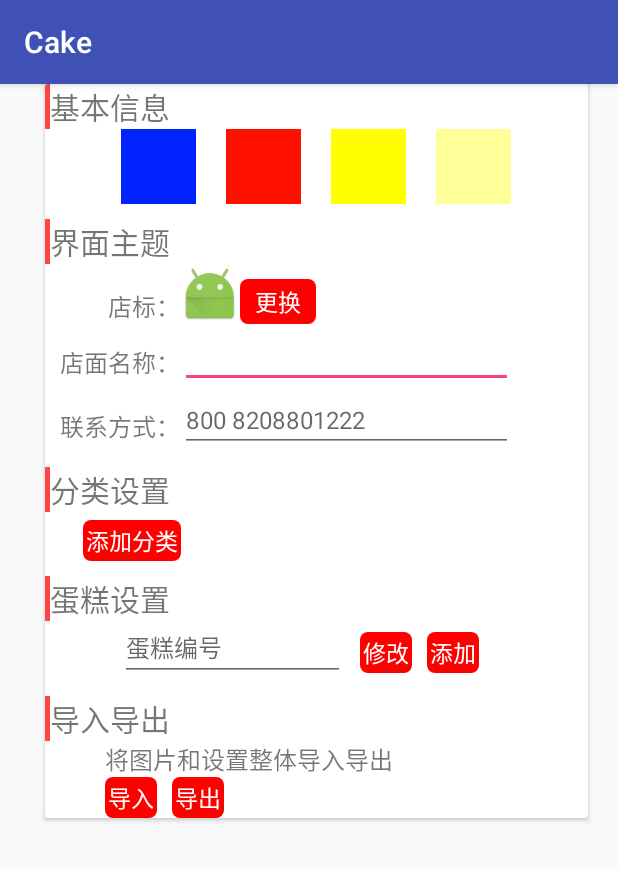
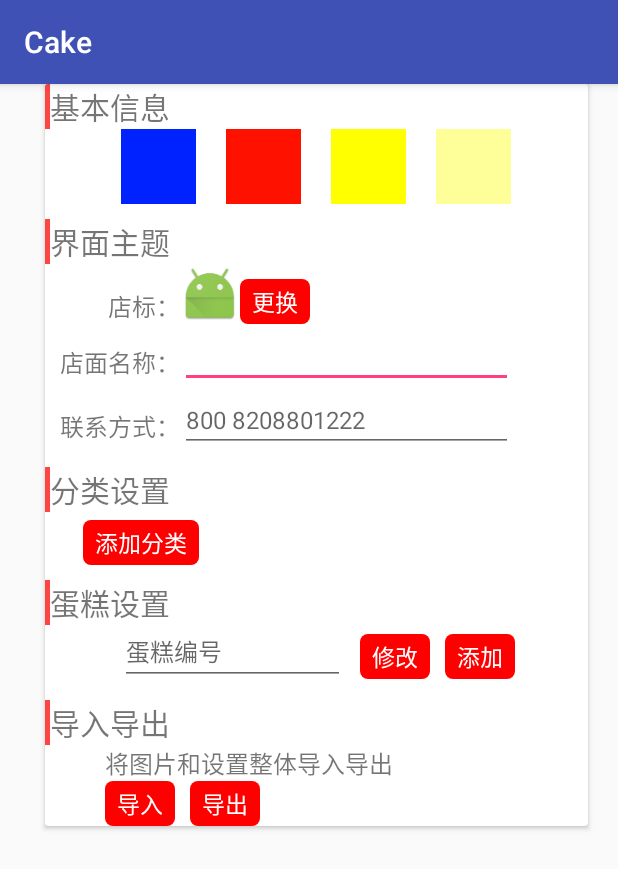
Before and after one commit to zoulux/Cake, an Android app: the screen it shows after launch (SettingActivity), on a phone screen of 412 x 824 dp. Shown: the top 869 px of the screen. Run offline under Robolectric (Android 15) with nearby library versions, the phone set to English and light mode, and no system bars; libraries missing offline, so code that uses them is left out: com.j256.ormlite, com.nostra13.universalimageloader, me.drakeet.materialdialog; 8 statements that could not run were skipped.

```diff
--- a/app/src/main/AndroidManifest.xml
+++ b/app/src/main/AndroidManifest.xml
@@ -1,6 +1,8 @@
 <?xml version="1.0" encoding="utf-8"?>
 <manifest xmlns:android="http://schemas.android.com/apk/res/android"
     package="com.pentakill.cake">
+    <uses-permission android:name="android.permission.CAMERA"/>
+    <uses-permission android:name="android.permission.WRITE_EXTERNAL_STORAGE"/>
 
     <application
         android:name=".app.App"
--- a/app/src/main/java/com/pentakill/cake/common/listener/PopupListener.java
+++ b/app/src/main/java/com/pentakill/cake/common/listener/PopupListener.java
@@ -4,8 +4,8 @@ package com.pentakill.cake.common.listener;
  * Created by zoulux on 2016-02-16  22:33.
  */
 public interface PopupListener {
-    void onSelectByAlbum();
+    void onSelectFromAlbum();
 
-    void onSelectByCamera();
+    void onSelectFromCamera();
 
 }
--- a/app/src/main/java/com/pentakill/cake/ui/widget/SelectPicPW.java
+++ b/app/src/main/java/com/pentakill/cake/ui/widget/SelectPicPW.java
@@ -62,10 +62,10 @@ public class SelectPicPW extends PopupWindow implements View.OnClickListener, Po
         if (listener != null)
             switch (v.getId()) {
                 case R.id.tv_select_album:
-                    listener.onSelectByAlbum();
+                    listener.onSelectFromAlbum();
                     break;
                 case R.id.tv_select_camera:
-                    listener.onSelectByCamera();
+                    listener.onSelectFromCamera();
                     break;
 
             }
--- a/app/src/main/res/layout/activity_setting.xml
+++ b/app/src/main/res/layout/activity_setting.xml
@@ -117,24 +117,19 @@
                             android:orientation="horizontal">
 
                             <ImageView
+                                android:id="@+id/iv_shop_icon"
                                 android:layout_width="40dp"
                                 android:layout_height="40dp"
                                 android:src="@mipmap/ic_launcher" />
 
                             <TextView
                                 android:id="@+id/tv_set_shop_icon"
+                                style="@style/btStyle"
                                 android:layout_width="wrap_content"
                                 android:layout_height="wrap_content"
                                 android:layout_gravity="bottom"
                                 android:background="@drawable/text_bg"
-                                android:gravity="right|bottom"
-                                android:paddingBottom="3dp"
-                                android:paddingLeft="10dp"
-                                android:paddingRight="10dp"
-                                android:paddingTop="3dp"
-                                android:text="更换"
-                                android:textColor="#fff"
-                                android:textSize="@dimen/setting_button_text_size" />
+                                android:text="更换" />
 
                         </LinearLayout>
                     </LinearLayout>
@@ -230,12 +225,9 @@
                     android:layout_height="wrap_content"
                     android:layout_marginLeft="25dp"
                     android:layout_marginTop="5dp"
-                    android:background="@drawable/text_bg"
-                    android:gravity="center"
-                    android:padding="2dp"
                     android:text="添加分类"
-                    android:textColor="#fff"
-                    android:textSize="@dimen/setting_button_text_size" />
+                    style="@style/btStyle"
+                    />
 
                 <LinearLayout
                     android:layout_width="match_parent"
@@ -271,23 +263,17 @@
                         android:layout_width="wrap_content"
                         android:layout_height="wrap_content"
                         android:layout_marginLeft="10dp"
-                        android:background="@drawable/text_bg"
-                        android:gravity="center"
-                        android:padding="2dp"
                         android:text="修改"
-                        android:textColor="#fff"
-                        android:textSize="@dimen/setting_button_text_size" />
+                        style="@style/btStyle"
+                     />
 
                     <TextView
                         android:layout_width="wrap_content"
                         android:layout_height="wrap_content"
                         android:layout_marginLeft="10dp"
-                        android:background="@drawable/text_bg"
-                        android:gravity="center"
-                        android:padding="2dp"
                         android:text="添加"
-                        android:textColor="#fff"
-                        android:textSize="@dimen/setting_button_text_size" />
+                        style="@style/btStyle"
+                        />
 
                 </LinearLayout>
 
@@ -329,23 +315,17 @@
                         <TextView
                             android:layout_width="wrap_content"
                             android:layout_height="wrap_content"
-                            android:background="@drawable/text_bg"
-                            android:gravity="center"
-                            android:padding="2dp"
                             android:text="导入"
-                            android:textColor="#fff"
-                            android:textSize="@dimen/setting_button_text_size" />
+                            style="@style/btStyle"
+                            />
 
                         <TextView
                             android:layout_width="wrap_content"
                             android:layout_height="wrap_content"
                             android:layout_marginLeft="10dp"
-                            android:background="@drawable/text_bg"
-                            android:gravity="center"
-                            android:padding="2dp"
                             android:text="导出"
-                            android:textColor="#fff"
-                            android:textSize="@dimen/setting_button_text_size" />
+                            style="@style/btStyle"
+                            />
 
 
                     </LinearLayout>
--- a/app/src/main/res/values/styles.xml
+++ b/app/src/main/res/values/styles.xml
@@ -19,9 +19,20 @@
 
     <style name="PopupStyle">
         <item name="android:padding">15dp</item>
-
         <item name="android:textSize">16sp</item>
         <item name="android:gravity">center</item>
+    </style>
 
+    <style name="btStyle">
+        <item name="android:background">@drawable/text_bg</item>
+        <item name="android:paddingBottom">3dp</item>
+        <item name="android:paddingTop">3dp</item>
+        <item name="android:paddingLeft">8dp</item>
+        <item name="android:paddingRight">8dp</item>
+        <item name="android:textColor">#fff</item>
+        <item name="android:textSize">@dimen/setting_button_text_size</item>
+        <item name="android:gravity">center</item>
     </style>
+
+
 </resources>
```
Also changed, not shown: app/src/main/java/com/pentakill/cake/ui/activity/SettingActivity.java (+57 -8 lines).
